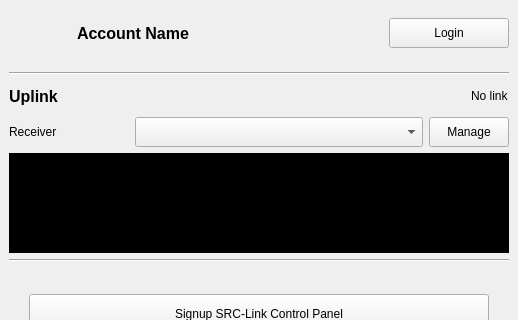
Old version of the form src/UI/egress-link-dock.ui in the repository OPENSPHERE-Inc/src-link; both pictures show x 0 to 518 and y 0 to 320 of the 518 by 575 pixel window.
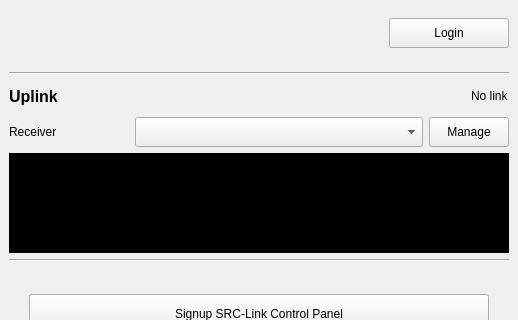
New version of the form. Icons and pictures are not drawn.

Commit message: - Downlink input: Add unreachable error screen (but unused yet) - Refactoring. - Dock UI: Fixed a bug where the current selection of receiver was not reflected when receiving a receiver list.

Patch:
```diff
--- a/src/UI/egress-link-dock.ui
+++ b/src/UI/egress-link-dock.ui
@@ -125,7 +125,7 @@
             </font>
            </property>
            <property name="text">
-            <string>Account Name</string>
+            <string/>
            </property>
            <property name="margin">
             <number>0</number>
```
The commit also changes 5 other files.
